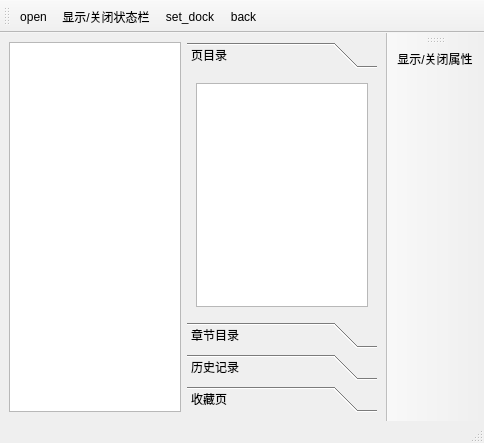
Old version of the form readwin.ui in the repository upkeke/comiccpp.
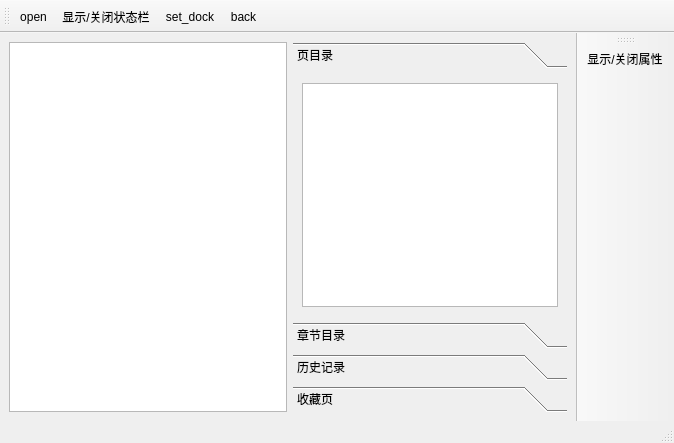
New version of the form. The open tabs and pages were chosen to show the change. Icons and pictures are not drawn.

```diff
--- a/readwin.ui
+++ b/readwin.ui
@@ -6,7 +6,7 @@
    <rect>
     <x>0</x>
     <y>0</y>
-    <width>484</width>
+    <width>674</width>
     <height>443</height>
    </rect>
   </property>
@@ -24,6 +24,21 @@
     </item>
     <item>
      <widget class="QToolBox" name="zhanglist">
+      <property name="enabled">
+       <bool>true</bool>
+      </property>
+      <property name="sizePolicy">
+       <sizepolicy hsizetype="Maximum" vsizetype="Preferred">
+        <horstretch>0</horstretch>
+        <verstretch>0</verstretch>
+       </sizepolicy>
+      </property>
+      <property name="minimumSize">
+       <size>
+        <width>100</width>
+        <height>0</height>
+       </size>
+      </property>
       <property name="currentIndex">
        <number>3</number>
       </property>
@@ -32,7 +47,7 @@
         <rect>
          <x>0</x>
          <y>0</y>
-         <width>219</width>
+         <width>274</width>
          <height>244</height>
         </rect>
        </property>
```
Left out of the diff: 8 changed lines with no effect on the pictures.
